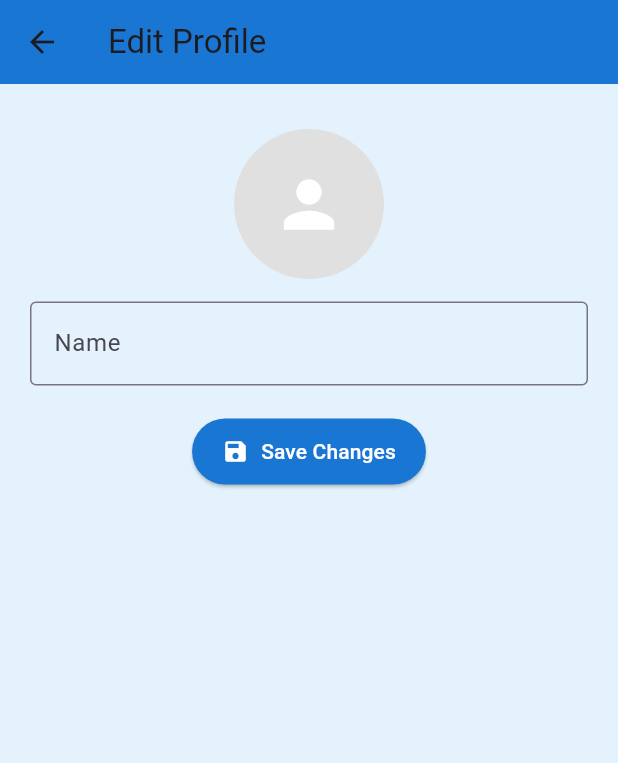
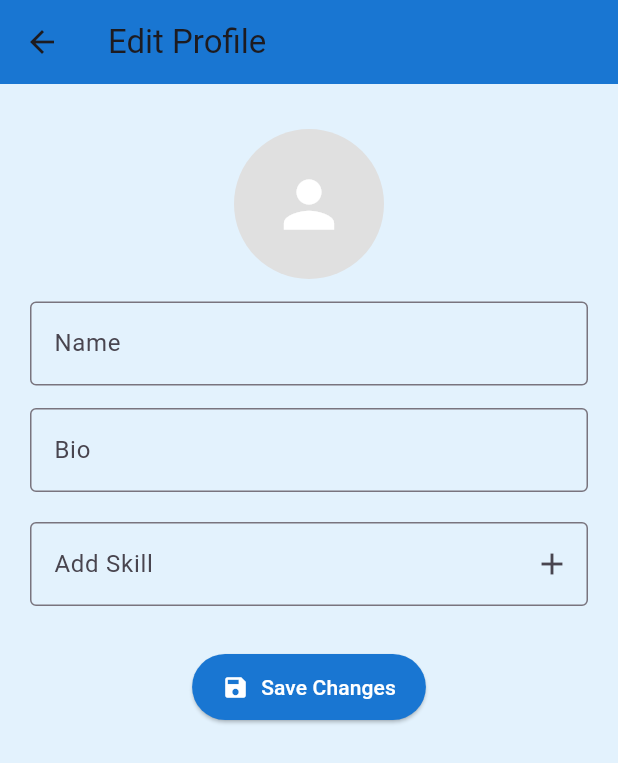
Before and after one commit to Sunil93021/Flutter-Projects, a Flutter app: the ProfileScreen screen opened directly, after a tap on "Edit Profile", on a phone screen of 412 x 824 dp. Shown: the top 763 px of the screen. Run offline on Flutter 3.47's test engine with Material 3 defaults, Android fonts, the phone set to English and light mode, and no system bars; our stand-ins replace cloud_firestore, firebase_auth, firebase_core; accounts and stored records are empty.

Commit message:
updated profile_screen for more user friendly

```diff
--- a/xchange_learn/lib/screens/edit_profile_screen.dart
+++ b/xchange_learn/lib/screens/edit_profile_screen.dart
@@ -14,8 +14,11 @@ class _EditProfileScreenState extends State<EditProfileScreen> {
   final FirebaseFirestore _firestore = FirebaseFirestore.instance;
 
   final TextEditingController _nameController = TextEditingController();
+  final TextEditingController _bioController = TextEditingController();
+  final TextEditingController _skillsController = TextEditingController();
   String _profilePic = "";
   bool _isLoading = false;
+  List<String> _skills = [];
 
   @override
   void initState() {
@@ -31,14 +34,10 @@ class _EditProfileScreenState extends State<EditProfileScreen> {
           await _firestore.collection('users').doc(user.uid).get();
 
       setState(() {
-        _nameController.text =
-            userDoc.data().toString().contains("name")
-                ? userDoc["name"]
-                : user.displayName ?? "No Name";
-        _profilePic =
-            userDoc.data().toString().contains("profilePic")
-                ? userDoc["profilePic"]
-                : "";
+        _nameController.text = userDoc["name"] ?? "No Name";
+        _bioController.text = userDoc["bio"] ?? "No Bio Available";
+        _profilePic = userDoc["profilePic"] ?? "";
+        _skills = List<String>.from(userDoc["skills"] ?? []);
       });
     }
   }
@@ -53,8 +52,9 @@ class _EditProfileScreenState extends State<EditProfileScreen> {
     if (user != null) {
       await _firestore.collection('users').doc(user.uid).update({
         'name': _nameController.text.trim(),
-        'profilePic':
-            _profilePic, // You can update this later with image upload
+        'bio': _bioController.text.trim(),
+        'profilePic': _profilePic, // Update later with image upload
+        'skills': _skills,
       });
 
       setState(() {
@@ -69,6 +69,24 @@ class _EditProfileScreenState extends State<EditProfileScreen> {
     }
   }
 
+  // ✅ Add Skill
+  void _addSkill() {
+    String newSkill = _skillsController.text.trim();
+    if (newSkill.isNotEmpty && !_skills.contains(newSkill)) {
+      setState(() {
+        _skills.add(newSkill);
+        _skillsController.clear();
+      });
+    }
+  }
+
+  // ✅ Remove Skill
+  void _removeSkill(String skill) {
+    setState(() {
+      _skills.remove(skill);
+    });
+  }
+
   @override
   Widget build(BuildContext context) {
     return Scaffold(
@@ -77,7 +95,7 @@ class _EditProfileScreenState extends State<EditProfileScreen> {
         title: Text("Edit Profile"),
         backgroundColor: Colors.blue.shade700,
       ),
-      body: Padding(
+      body: SingleChildScrollView(
         padding: EdgeInsets.symmetric(horizontal: 20, vertical: 30),
         child: Column(
           crossAxisAlignment: CrossAxisAlignment.center,
@@ -103,6 +121,45 @@ class _EditProfileScreenState extends State<EditProfileScreen> {
                 border: OutlineInputBorder(),
               ),
             ),
+            SizedBox(height: 15),
+
+            // ✅ Bio Input Field
+            TextField(
+              controller: _bioController,
+              decoration: InputDecoration(
+                labelText: "Bio",
+                border: OutlineInputBorder(),
+              ),
+            ),
+            SizedBox(height: 20),
+
+            // ✅ Skills Section
+            TextField(
+              controller: _skillsController,
+              decoration: InputDecoration(
+                labelText: "Add Skill",
+                suffixIcon: IconButton(
+                  icon: Icon(Icons.add),
+                  onPressed: _addSkill,
+                ),
+                border: OutlineInputBorder(),
+              ),
+            ),
+            SizedBox(height: 10),
+
+            Wrap(
+              spacing: 10,
+              children:
+                  _skills
+                      .map(
+                        (skill) => Chip(
+                          label: Text(skill),
+                          deleteIcon: Icon(Icons.close),
+                          onDeleted: () => _removeSkill(skill),
+                        ),
+                      )
+                      .toList(),
+            ),
             SizedBox(height: 20),
 
             // ✅ Save Button
--- a/xchange_learn/lib/screens/profile_screen.dart
+++ b/xchange_learn/lib/screens/profile_screen.dart
@@ -2,7 +2,6 @@ import 'package:cloud_firestore/cloud_firestore.dart';
 import 'package:firebase_auth/firebase_auth.dart';
 import 'package:flutter/material.dart';
 import 'edit_profile_screen.dart';
-import 'auth_screen.dart';
 
 class ProfileScreen extends StatefulWidget {
   const ProfileScreen({super.key});
@@ -15,9 +14,10 @@ class _ProfileScreenState extends State<ProfileScreen> {
   final FirebaseAuth _auth = FirebaseAuth.instance;
   final FirebaseFirestore _firestore = FirebaseFirestore.instance;
   User? _user;
-  String _name = "";
-  String _email = "";
+  String _name = "Loading...";
+  String _bio = "Loading...";
   String _profilePic = "";
+  List<String> _skills = [];
 
   @override
   void initState() {
@@ -32,72 +32,102 @@ class _ProfileScreenState extends State<ProfileScreen> {
       DocumentSnapshot userDoc =
           await _firestore.collection('users').doc(_user!.uid).get();
 
-      setState(() {
-        _name =
-            userDoc.data().toString().contains("name")
-                ? userDoc["name"]
-                : "No Name";
-        _email =
-            userDoc.data().toString().contains("email")
-                ? userDoc["email"]
-                : _user!.email ?? "No Email";
-        _profilePic =
-            userDoc.data().toString().contains("profilePic")
-                ? userDoc["profilePic"]
-                : "";
-      });
+      if (userDoc.exists) {
+        setState(() {
+          _name = userDoc["name"] ?? "No Name";
+          _bio = userDoc["bio"] ?? "No Bio Available";
+          _profilePic = userDoc["profilePic"] ?? "";
+          _skills = List<String>.from(userDoc["skills"] ?? []);
+        });
+      }
     }
-  }
-
-  // ✅ Logout Function not needed now for future purposes
-  void _logout() async {
-    await _auth.signOut();
-    Navigator.pushReplacement(
-      context,
-      MaterialPageRoute(builder: (context) => AuthScreens()),
-    );
   }
 
   @override
   Widget build(BuildContext context) {
     return Scaffold(
-      backgroundColor: Colors.blue.shade50,
-
-      body: Center(
-        child: Padding(
-          padding: EdgeInsets.symmetric(horizontal: 20, vertical: 30),
-          child: Column(
-            crossAxisAlignment: CrossAxisAlignment.center,
+      body: Stack(
+        alignment: Alignment.center,
+        children: [
+          // ✅ Gradient Background
+          Container(
+            decoration: BoxDecoration(
+              gradient: LinearGradient(
+                colors: [Colors.blueAccent, Colors.purpleAccent],
+                begin: Alignment.topCenter,
+                end: Alignment.bottomCenter,
+              ),
+            ),
+          ),
+          // ✅ Profile Content
+          Column(
+            mainAxisAlignment: MainAxisAlignment.center,
             children: [
+              SizedBox(height: 80),
               // ✅ Profile Picture
               CircleAvatar(
                 radius: 60,
-                backgroundColor: Colors.grey.shade300,
+                backgroundColor: Colors.white,
                 backgroundImage:
                     _profilePic.isNotEmpty ? NetworkImage(_profilePic) : null,
                 child:
                     _profilePic.isEmpty
-                        ? Icon(Icons.person, size: 60, color: Colors.white)
+                        ? Icon(Icons.person, size: 60, color: Colors.grey)
                         : null,
               ),
               SizedBox(height: 15),
-
-              // ✅ User Name
+              // ✅ Name
               Text(
                 _name,
-                style: TextStyle(fontSize: 22, fontWeight: FontWeight.bold),
+                style: TextStyle(
+                  fontSize: 26,
+                  fontWeight: FontWeight.bold,
+                  color: Colors.white,
+                ),
               ),
-              SizedBox(height: 5),
-
-              // ✅ User Email
-              Text(
-                _email,
-                style: TextStyle(fontSize: 16, color: Colors.grey.shade700),
+              // ✅ Bio
+              Text(_bio, style: TextStyle(fontSize: 16, color: Colors.white70)),
+              SizedBox(height: 20),
+              // ✅ Skills Section
+              Padding(
+                padding: EdgeInsets.symmetric(horizontal: 20),
+                child: Card(
+                  shape: RoundedRectangleBorder(
+                    borderRadius: BorderRadius.circular(15),
+                  ),
+                  elevation: 5,
+                  color: Colors.white,
+                  child: Padding(
+                    padding: EdgeInsets.all(16),
+                    child: Column(
+                      crossAxisAlignment: CrossAxisAlignment.start,
+                      children: [
+                        Text(
+                          "Skills",
+                          style: TextStyle(
+                            fontSize: 22,
+                            fontWeight: FontWeight.bold,
+                            color: Colors.black87,
+                          ),
+                        ),
+                        SizedBox(height: 10),
+                        Wrap(
+                          spacing: 10,
+                          children:
+                              _skills.isNotEmpty
+                                  ? _skills
+                                      .map((skill) => SkillChip(skill))
+                                      .toList()
+                                  : [Text("No skills added")],
+                        ),
+                      ],
+                    ),
+                  ),
+                ),
               ),
               SizedBox(height: 20),
-
               // ✅ Edit Profile Button
-              ElevatedButton.icon(
+              ElevatedButton(
                 onPressed: () {
                   Navigator.push(
                     context,
@@ -106,18 +136,42 @@ class _ProfileScreenState extends State<ProfileScreen> {
                     ),
                   ).then((_) => _loadUserData()); // Reload profile after edit
                 },
-                icon: Icon(Icons.edit, color: Colors.white),
-                label: Text("Edit Profile"),
                 style: ElevatedButton.styleFrom(
-                  backgroundColor: Colors.blue.shade700,
-                  foregroundColor: Colors.white,
-                  padding: EdgeInsets.symmetric(horizontal: 20, vertical: 12),
+                  backgroundColor: Colors.white,
+                  padding: EdgeInsets.symmetric(horizontal: 30, vertical: 12),
+                  shape: RoundedRectangleBorder(
+                    borderRadius: BorderRadius.circular(30),
+                  ),
+                  elevation: 5,
+                ),
+                child: Text(
+                  "Edit Profile",
+                  style: TextStyle(
+                    color: Colors.blueAccent,
+                    fontSize: 18,
+                    fontWeight: FontWeight.bold,
+                  ),
                 ),
               ),
             ],
           ),
-        ),
+        ],
       ),
     );
   }
 }
+
+// ✅ Widget for skill chips
+class SkillChip extends StatelessWidget {
+  final String skill;
+  SkillChip(this.skill);
+
+  @override
+  Widget build(BuildContext context) {
+    return Chip(
+      label: Text(skill, style: TextStyle(color: Colors.white)),
+      backgroundColor: Colors.blueAccent,
+      padding: EdgeInsets.symmetric(horizontal: 12, vertical: 6),
+    );
+  }
+}
```
